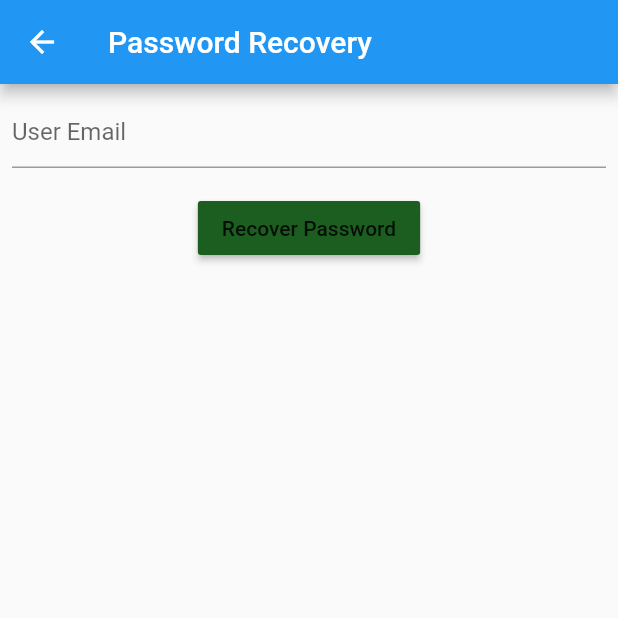
After one commit to blakepat/r2park_flutter_dev, a Flutter app: the ForgotPassword screen opened directly, after a tap on "Recover Password", on a phone screen of 412 x 824 dp, the top half of it. The commit adds this screen. Run offline on Flutter 3.47's test engine with Material 2 defaults, Android fonts, the phone set to English and light mode, and no system bars; our stand-ins replace easy_search_bar, flutter_bloc, shared_preferences, toast; missing offline and left inert: mailer, mysql1; accounts and stored records are empty; network calls fail.

Commit message:
forgot password, working but needs to be cleaned

```diff
--- /dev/null
+++ b/lib/Screens/auth/sign_up/forgot_password.dart
@@ -0,0 +1,163 @@
+import 'package:flutter/material.dart';
+import 'package:mailer/smtp_server/gmail.dart';
+import 'package:r2park_flutter_dev/main.dart';
+import 'package:http/http.dart' as http;
+import 'dart:convert';
+import 'package:mailer/mailer.dart';
+import 'package:toast/toast.dart';
+
+// ignore: use_key_in_widget_constructors
+class ForgotPassword extends StatefulWidget {
+  @override
+  ForgotPasswordScreen createState() =>
+      // ignore: no_logic_in_create_state
+      ForgotPasswordScreen();
+}
+
+class ForgotPasswordScreen extends State<ForgotPassword> {
+  TextEditingController userEmailTextField = TextEditingController();
+
+  String? verifyLink;
+  bool verifyButton = false;
+  Future checkUser() async {
+    // var url = Uri.http('localhost', 'check.php');
+    var url = Uri.parse('http://192.168.68.102/check.php');
+    var response = await http.post(url, body: {
+      'email': userEmailTextField.text,
+    });
+    var link = json.decode(response.body);
+    print(link);
+    if (link == 'INVALIDUSER') {
+      showToast('This user does not exist, please double check and try again!',
+          duration: 3, gravity: Toast.bottom);
+    } else {
+      setState(() {
+        verifyLink = link;
+        verifyButton = true;
+      });
+      showToast('Click Verify Button to Reset Password',
+          duration: 3, gravity: Toast.bottom);
+    }
+  }
+
+  int newPass = 0;
+
+  Future resetPassword(String verifyLink) async {
+    var url = Uri.parse(verifyLink);
+    print('❌$url');
+
+    var response = await http.post(url);
+
+    print('😈${response.body}');
+    var link = json.decode(response.body);
+    print(link);
+    sendEmail(email: userEmailTextField.text);
+    setState(() {
+      newPass = link;
+      verifyButton = false;
+    });
+
+    showToast('Your password has been reset $newPass',
+        duration: 3, gravity: Toast.bottom);
+  }
+
+  // sendMail() async {
+  //   String username = 'blakepatenaude84@gmail.com';
+  //   String key = '';
+
+  //   final smtpServer = gmailSaslXoauth2(username, key);
+
+  //   final message = Message()
+  //     ..from = Address(username)
+  //     ..recipients.add('signaturesoftit@gmail.com ')
+  //     ..subject = 'Password recover link from R2Park: ${DateTime.now}'
+  //     ..html =
+  //         '<h3>Thanks for using R2Park. Please click the link to reset your password</h3>\n<p> <a href=$verifyLink>Reset Password</a></p>';
+
+  //   try {
+  //     final sendReport = await send(message, smtpServer);
+  //     print('Message sent: ${sendReport.toString()}');
+  //   } on MailerException catch (e) {
+  //     print('Message not sent. + ${e.toString()}\n');
+  //   }
+  // }
+
+  sendEmail({
+    required String email,
+  }) async {
+    final subject = 'Password Reset for R2Park';
+    final message =
+        '<h3>Thanks for using R2Park. Please click the link to reset your password</h3>\n<p> <a href=$verifyLink>Reset Password</a></p>';
+
+    final serviceId = 'service_r92qfro';
+    final templateId = 'template_3bcglw2';
+    final userId = 'O3E-2XbChA0kAiyXd';
+
+    final url = Uri.parse('https://api.emailjs.com/api/v1.0/email/send');
+    final response = await http.post(url,
+        headers: {
+          'origin': 'http://localhost',
+          'Content-Type': 'application/json',
+        },
+        body: json.encode({
+          'service_id': serviceId,
+          'template_id': templateId,
+          'user_id': userId,
+          'template_params': {
+            // 'user_name': name,
+            'user_email': email,
+            // 'to_email': email,
+            'user_subject': subject,
+            'user_message': message,
+          }
+        }));
+
+    print(response.body);
+  }
+
+  @override
+  Widget build(BuildContext context) {
+    ToastContext().init(context);
+    return Scaffold(
+        appBar: AppBar(title: Text('Password Recovery')),
+        body: SafeArea(
+          child: Column(
+            children: [
+              Padding(
+                padding: const EdgeInsets.all(8.0),
+                child: TextField(
+                    controller: userEmailTextField,
+                    decoration: InputDecoration(hintText: 'User Email')),
+              ),
+              Padding(
+                padding: const EdgeInsets.all(8.0),
+                child: MaterialButton(
+                  color: secondaryColor,
+                  onPressed: () {
+                    checkUser();
+                  },
+                  child: Text('Recover Password'),
+                ),
+              ),
+              verifyButton
+                  ? Padding(
+                      padding: const EdgeInsets.all(8.0),
+                      child: MaterialButton(
+                        color: primaryColor,
+                        onPressed: () {
+                          resetPassword(verifyLink ?? '');
+                        },
+                        child: Text('Verify'),
+                      ),
+                    )
+                  : Container(),
+              newPass == 0 ? Container() : Text('New Password is $newPass')
+            ],
+          ),
+        ));
+  }
+
+  showToast(String msg, {required int duration, required int gravity}) {
+    Toast.show(msg, duration: duration, gravity: gravity);
+  }
+}
--- a/pubspec.yaml
+++ b/pubspec.yaml
@@ -38,6 +38,9 @@ dependencies:
   flutter_bloc: ^8.1.2
   shared_preferences: ^2.0.20
   easy_search_bar: ^2.5.0
+  http:
+  toast:
+  mailer:
 
 
   # The following adds the Cupertino Icons font to your application.
```
Also changed, not shown: lib/Screens/auth/login/login.dart (+7 -3 lines), assets/images/3DLogo.png (added), assets/images/3DLogo2.png (added), assets/images/3DLogo3.png (added), pubspec.lock, 2 other files.
